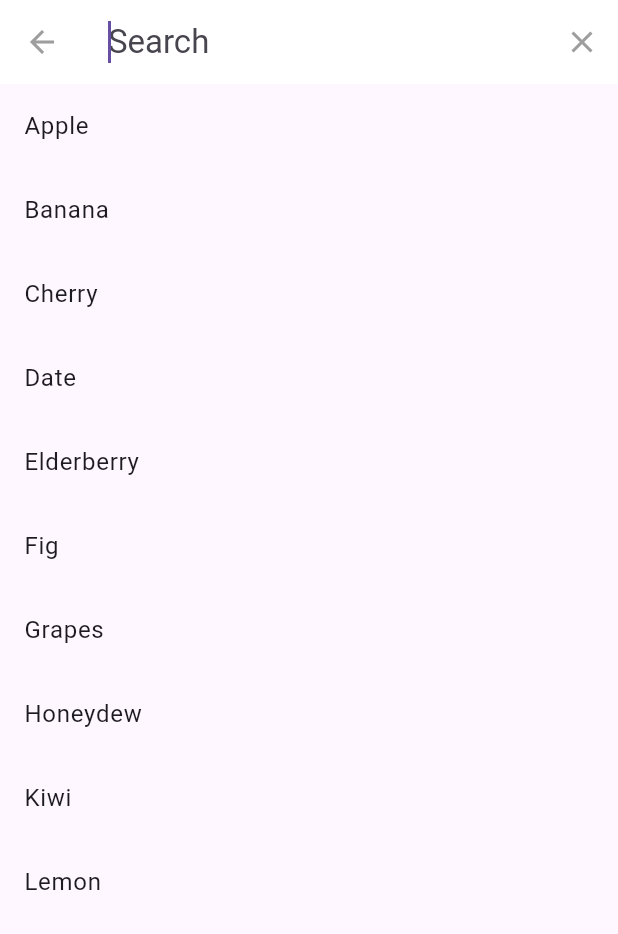
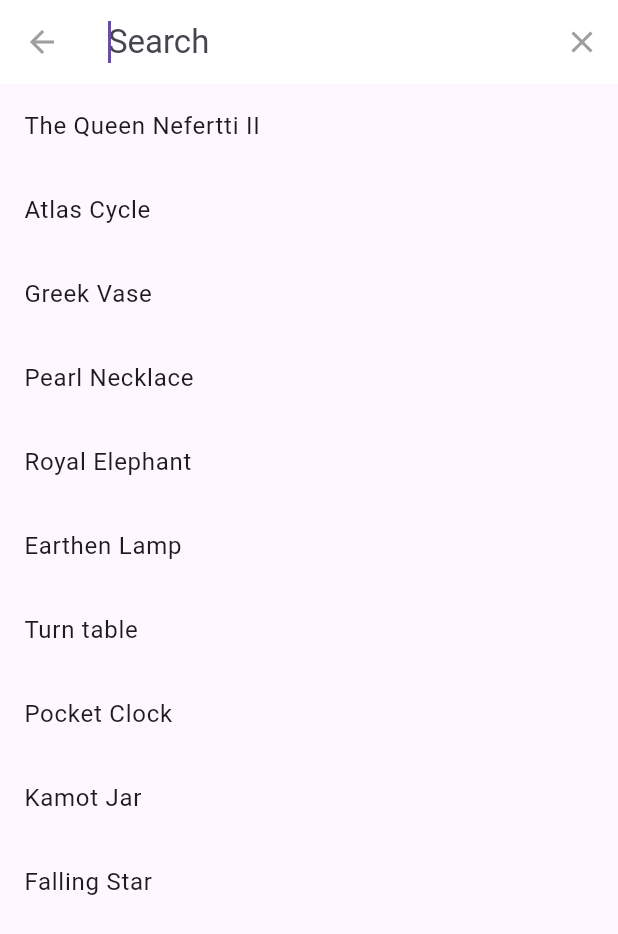
Before and after one commit to yekkaladeviavinash/LiveAuction, a Flutter app: the screen it shows once a user with an empty profile is signed in, after a tap on the "search" icon, on a phone screen of 412 x 824 dp. Shown: the top 934 px of the screen. Run offline on Flutter 3.47's test engine with Material 3 defaults, Android fonts, the light colour scheme and no system bars; our stand-ins replace cloud_firestore, firebase_auth, firebase_core, firebase_storage, get, image_picker and 1 more; missing offline and left inert: firebase_app_check; accounts and stored records are empty; network calls fail.

Commit message:
Search updated

```diff
--- a/lib/pages/discover.dart
+++ b/lib/pages/discover.dart
@@ -47,16 +47,16 @@
     'others',
   ];
   List<String> searchdata = [
-    'Apple',
-    'Banana',
-    'Cherry',
-    'Date',
-    'Elderberry',
-    'Fig',
-    'Grapes',
-    'Honeydew',
-    'Kiwi',
-    'Lemon',
+    'The Queen Nefertti II',
+    'Atlas Cycle',
+    'Greek Vase',
+    'Pearl Necklace',
+    'Royal Elephant',
+    'Earthen Lamp',
+    'Turn table',
+    'Pocket Clock',
+    'Kamot Jar',
+    'Falling Star',
   ];
 
   List<String> searchResults = [];
@@ -1846,16 +1846,16 @@
 
 class CustomSearchDelegate extends SearchDelegate {
   List<String> searchTerms = [
-    'Apple',
-    'Banana',
-    'Cherry',
-    'Date',
-    'Elderberry',
-    'Fig',
-    'Grapes',
-    'Honeydew',
-    'Kiwi',
-    'Lemon',
+    'The Queen Nefertti II',
+    'Atlas Cycle',
+    'Greek Vase',
+    'Pearl Necklace',
+    'Royal Elephant',
+    'Earthen Lamp',
+    'Turn table',
+    'Pocket Clock',
+    'Kamot Jar',
+    'Falling Star',
   ];
   @override
   List<Widget> buildActions(BuildContext context) {
```
